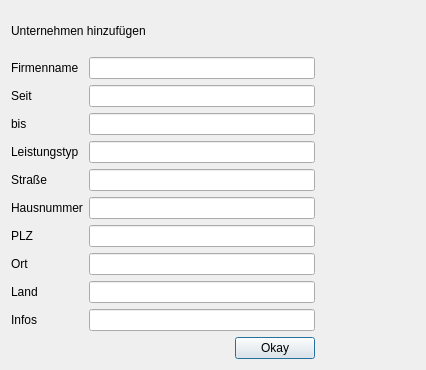
Before: the Qt Designer form createcompany.ui in green-lion-racing/glr-database, drawn with Qt 5.
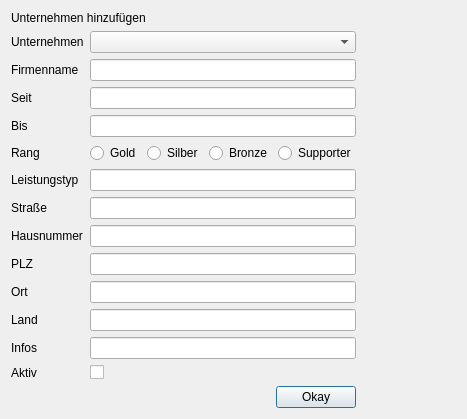
After: the same form once the commit is applied.

```diff
--- a/createcompany.ui
+++ b/createcompany.ui
@@ -29,106 +29,134 @@
         <number>100</number>
        </property>
        <item row="0" column="0">
+        <widget class="QLabel" name="label_11">
+         <property name="text">
+          <string>Unternehmen</string>
+         </property>
+        </widget>
+       </item>
+       <item row="0" column="1">
+        <widget class="QComboBox" name="comboBox">
+         <property name="placeholderText">
+          <string>Unternehmen...</string>
+         </property>
+        </widget>
+       </item>
+       <item row="1" column="0">
         <widget class="QLabel" name="label_1">
          <property name="text">
           <string>Firmenname</string>
          </property>
         </widget>
        </item>
-       <item row="0" column="1">
+       <item row="1" column="1">
         <widget class="QLineEdit" name="le_name"/>
        </item>
-       <item row="1" column="0">
+       <item row="2" column="0">
         <widget class="QLabel" name="label_3">
          <property name="text">
           <string>Seit</string>
          </property>
         </widget>
        </item>
-       <item row="1" column="1">
+       <item row="2" column="1">
         <widget class="QLineEdit" name="le_since"/>
        </item>
-       <item row="2" column="0">
+       <item row="3" column="0">
         <widget class="QLabel" name="label_4">
          <property name="text">
-          <string>bis</string>
+          <string>Bis</string>
          </property>
         </widget>
        </item>
-       <item row="2" column="1">
+       <item row="3" column="1">
         <widget class="QLineEdit" name="le_until"/>
        </item>
-       <item row="3" column="0">
+       <item row="5" column="0">
         <widget class="QLabel" name="label_5">
          <property name="text">
           <string>Leistungstyp</string>
          </property>
         </widget>
        </item>
-       <item row="3" column="1">
+       <item row="5" column="1">
         <widget class="QLineEdit" name="le_typ"/>
        </item>
-       <item row="4" column="0">
+       <item row="6" column="0">
         <widget class="QLabel" name="label_2">
          <property name="text">
           <string>Straße</string>
          </property>
         </widget>
        </item>
-       <item row="4" column="1">
+       <item row="6" column="1">
         <widget class="QLineEdit" name="le_street"/>
        </item>
-       <item row="5" column="0">
+       <item row="7" column="0">
         <widget class="QLabel" name="label_7">
          <property name="text">
           <string>Hausnummer</string>
          </property>
         </widget>
        </item>
-       <item row="5" column="1">
+       <item row="7" column="1">
         <widget class="QLineEdit" name="le_houseNumber"/>
        </item>
-       <item row="6" column="0">
+       <item row="8" column="0">
         <widget class="QLabel" name="label_8">
          <property name="text">
           <string>PLZ</string>
          </property>
         </widget>
        </item>
-       <item row="6" column="1">
+       <item row="8" column="1">
         <widget class="QLineEdit" name="le_zip"/>
        </item>
-       <item row="7" column="0">
+       <item row="9" column="0">
         <widget class="QLabel" name="label_9">
          <property name="text">
           <string>Ort</string>
          </property>
         </widget>
        </item>
-       <item row="7" column="1">
+       <item row="9" column="1">
         <widget class="QLineEdit" name="le_city"/>
        </item>
-       <item row="8" column="0">
+       <item row="10" column="0">
         <widget class="QLabel" name="label_10">
          <property name="text">
           <string>Land</string>
          </property>
         </widget>
        </item>
-       <item row="8" column="1">
+       <item row="10" column="1">
         <widget class="QLineEdit" name="le_country"/>
        </item>
-       <item row="9" column="0">
+       <item row="11" column="0">
         <widget class="QLabel" name="label_6">
          <property name="text">
           <string>Infos</string>
          </property>
         </widget>
        </item>
-       <item row="9" column="1">
+       <item row="11" column="1">
         <widget class="QLineEdit" name="le_info"/>
        </item>
-       <item row="10" column="1">
+       <item row="12" column="0">
+        <widget class="QLabel" name="label_12">
+         <property name="text">
+          <string>Aktiv</string>
+         </property>
+        </widget>
+       </item>
+       <item row="12" column="1">
+        <widget class="QCheckBox" name="checkBox">
+         <property name="text">
+          <string/>
+         </property>
+        </widget>
+       </item>
+       <item row="13" column="1">
         <layout class="QHBoxLayout" name="horizontalLayout">
          <item>
           <spacer name="horizontalSpacer">
@@ -152,6 +180,45 @@
          </item>
         </layout>
        </item>
+       <item row="4" column="1">
+        <layout class="QHBoxLayout" name="horizontalLayout_3">
+         <item>
+          <widget class="QRadioButton" name="radioButton_4">
+           <property name="text">
+            <string>Gold</string>
+           </property>
+          </widget>
+         </item>
+         <item>
+          <widget class="QRadioButton" name="radioButton_3">
+           <property name="text">
+            <string>Silber</string>
+           </property>
+          </widget>
+         </item>
+         <item>
+          <widget class="QRadioButton" name="radioButton_2">
+           <property name="text">
+            <string>Bronze</string>
+           </property>
+          </widget>
+         </item>
+         <item>
+          <widget class="QRadioButton" name="radioButton">
+           <property name="text">
+            <string>Supporter</string>
+           </property>
+          </widget>
+         </item>
+        </layout>
+       </item>
+       <item row="4" column="0">
+        <widget class="QLabel" name="label_13">
+         <property name="text">
+          <string>Rang</string>
+         </property>
+        </widget>
+       </item>
       </layout>
      </item>
     </layout>
```
Left out of the diff: 2 changed lines with no effect on the pictures.
